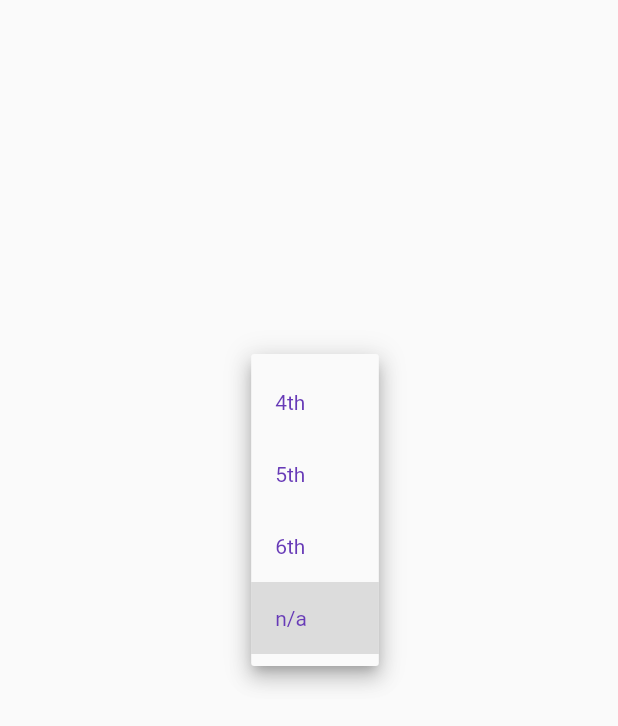
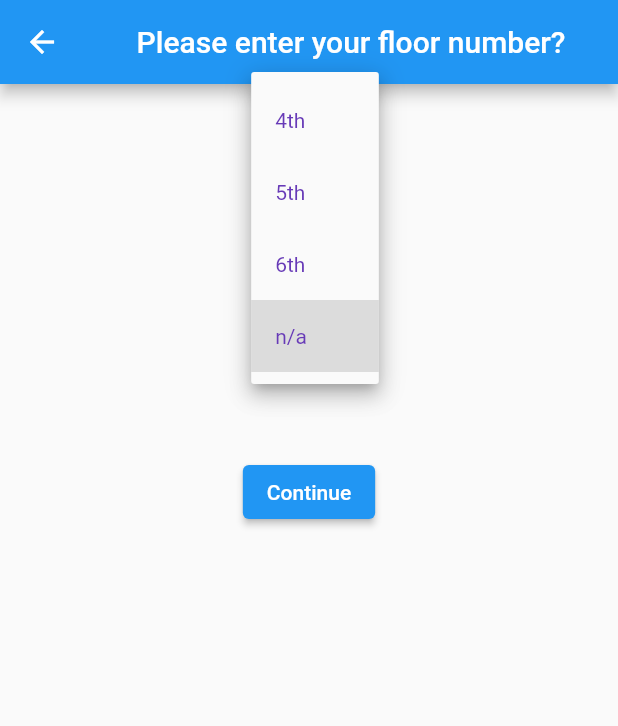
Before and after one commit to Waxes27/java-api, a Flutter app: the FloorPage screen opened directly, after a tap on "n/a", on a phone screen of 412 x 824 dp. Shown: the top 726 px of the screen. Run offline on Flutter 3.47's test engine with Material 2 defaults, Android fonts, the phone set to English and light mode, and no system bars.

Commit message:
Dropdowns done

```diff
--- /dev/null
+++ b/tickets/lib/api/api.dart
@@ -0,0 +1 @@
+import 'package:flutter/material.dart';
--- a/tickets/lib/homepage.dart
+++ b/tickets/lib/homepage.dart
@@ -48,7 +48,7 @@ class HomePageState extends State<HomePage> {
   Future<http.Response> createIssue() async {
     String ip = "102.221.36.216";
     return await http.post(
-      Uri.parse('http://localhost:4444/tickets'),
+      Uri.parse('http://$ip:4444/tickets'),
       body: jsonEncode(<String, String>{
         "author": usernameIn,
         "issue": issueIn,
--- a/tickets/lib/pages/floor.dart
+++ b/tickets/lib/pages/floor.dart
@@ -1,22 +1,30 @@
 import 'package:flutter/material.dart';
+import 'thankyou.dart';
 
 class FloorPage extends StatefulWidget {
   @override
   FloorPageState createState() => FloorPageState();
 }
 
+var otherIssue = "";
+
 class FloorPageState extends State<FloorPage> {
+  bool disabled = false;
   String dropdownValue = 'n/a';
   @override
   Widget build(BuildContext context) {
     return Scaffold(
-        // appBar: AppBar(
-        //   title: _bar(),
-        // ),
-        body: Container(
-      padding: const EdgeInsets.all(50.0),
+        appBar: AppBar(
+            title: const Center(
+              child: Text("Please enter your floor number?"),
+            )
+            ),
+        body: Column(
+            // padding: const EdgeInsets.all(50.0),
 
-      child: Center(
+            children: <Widget>[
+          const Padding(padding: EdgeInsets.all(50)),
+          Center(
               child: DropdownButton<String>(
             value: dropdownValue,
             style: const TextStyle(color: Colors.deepPurple),
@@ -28,8 +36,14 @@ class FloorPageState extends State<FloorPage> {
               setState(() {
                 print("$newValue $dropdownValue");
                 dropdownValue = newValue!;
+                if (dropdownValue.toLowerCase() == "other") {
+                  setState(() {
+                    disabled = true;
+                  });
+                }
               });
             },
+
             items: <String>['4th', '5th', '6th', 'n/a']
                 .map<DropdownMenuItem<String>>((String value) {
               return DropdownMenuItem<String>(
@@ -38,6 +52,33 @@ class FloorPageState extends State<FloorPage> {
               );
             }).toList(),
           )),
+
+
+          Visibility(
+            visible: disabled,
+            child: TextField(
+              decoration: InputDecoration(
+                contentPadding: const EdgeInsets.symmetric(horizontal: 50),
+                hintText: "Please describe your issue. ",
+                enabled: disabled,
+              ),
+              onSubmitted: (text) {
+                otherIssue = text;
+                Navigator.of(context)
+                    .push(MaterialPageRoute(builder: (BuildContext constext) {
+                  return EndPage();
+                }));
+              },
+            ),
+          ),
+          const Padding(padding: EdgeInsets.all(50)),
+          ElevatedButton(onPressed: () {
+                Navigator.of(context)
+                    .push(MaterialPageRoute(builder: (BuildContext constext) {
+                  return EndPage();
+                }));
+              }, child: const Text("Continue"))
+        ]
 
             // child: TextField(
             //   decoration: const InputDecoration(
```
Also changed, not shown: tickets/lib/pages/issues_page.dart (+56 -18 lines), tickets/lib/pages/thankyou.dart (+5 -5 lines). Lines whose indentation alone changed are shown as unchanged.
